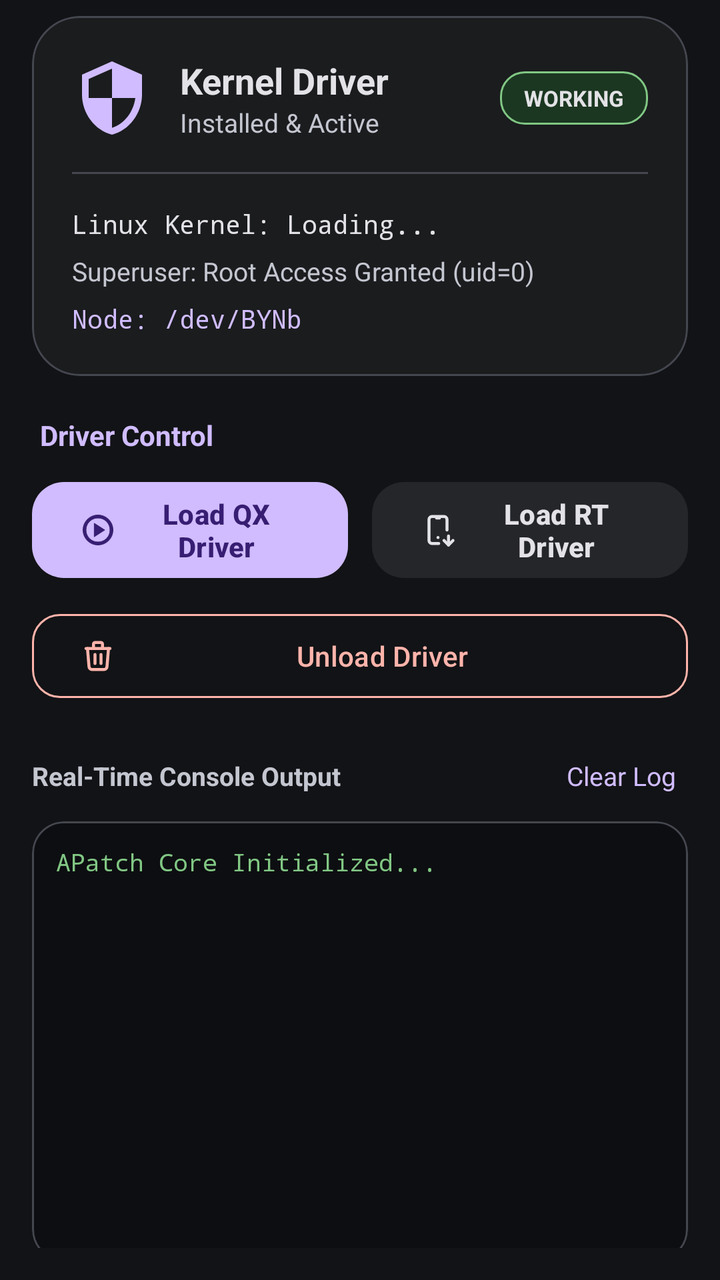
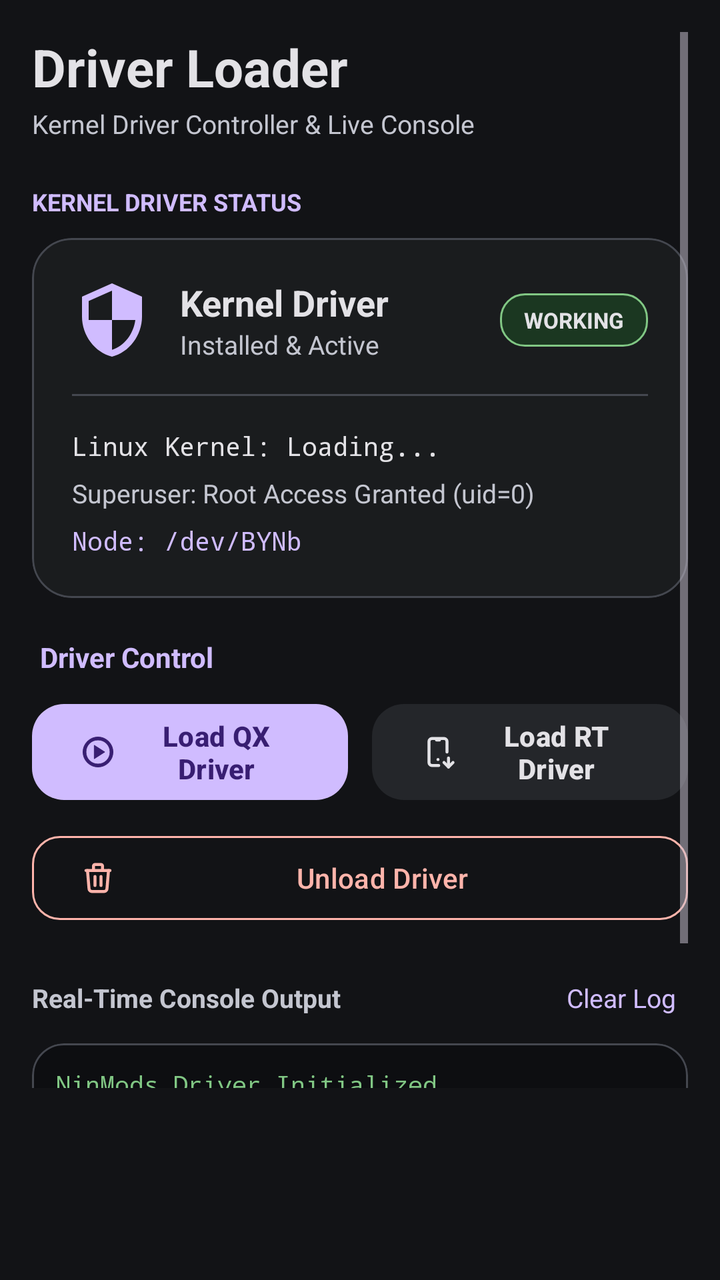

Two renders of the same Android screen: before a commit and after it. Below are the layout's source before the change and the commit's diff.
<!-- AndroidManifest.xml: application theme Theme.DriverLoader -->
<!-- res/layout/fragment_home.xml -->
<?xml version="1.0" encoding="utf-8"?>
<ScrollView xmlns:android="http://schemas.android.com/apk/res/android"
    xmlns:app="http://schemas.android.com/apk/res-auto"
    android:layout_width="match_parent"
    android:layout_height="match_parent"
    android:background="@color/apatch_background"
    android:paddingHorizontal="16dp"
    android:paddingBottom="16dp">

    <LinearLayout
        android:layout_width="match_parent"
        android:layout_height="wrap_content"
        android:orientation="vertical">

        
        <com.google.android.material.card.MaterialCardView
            android:layout_width="match_parent"
            android:layout_height="wrap_content"
            android:layout_marginTop="8dp"
            app:cardCornerRadius="24dp"
            app:cardBackgroundColor="@color/apatch_surface"
            app:strokeColor="@color/apatch_outline"
            app:strokeWidth="1dp">

            <LinearLayout
                android:layout_width="match_parent"
                android:layout_height="wrap_content"
                android:orientation="vertical"
                android:padding="20dp">

                <LinearLayout
                    android:layout_width="match_parent"
                    android:layout_height="wrap_content"
                    android:orientation="horizontal"
                    android:gravity="center_vertical">

                    <ImageView
                        android:layout_width="40dp"
                        android:layout_height="40dp"
                        android:src="@drawable/ic_nav_home"
                        app:tint="@color/apatch_primary" />

                    <LinearLayout
                        android:layout_width="0dp"
                        android:layout_height="wrap_content"
                        android:layout_marginStart="14dp"
                        android:layout_weight="1"
                        android:orientation="vertical">

                        <TextView
                            android:layout_width="wrap_content"
                            android:layout_height="wrap_content"
                            android:text="Kernel Driver"
                            android:textColor="@color/apatch_text_primary"
                            android:textSize="18sp"
                            android:textStyle="bold" />

                        <TextView
                            android:id="@+id/tvStatusSubtitle"
                            android:layout_width="wrap_content"
                            android:layout_height="wrap_content"
                            android:text="Installed &amp; Active"
                            android:textColor="@color/apatch_text_secondary"
                            android:textSize="13sp" />
                    </LinearLayout>

                    <TextView
                        android:id="@+id/tvHeroBadge"
                        android:layout_width="wrap_content"
                        android:layout_height="wrap_content"
                        android:text="@string/status_active"
                        android:textStyle="bold"
                        android:textSize="11sp"
                        android:textColor="@color/apatch_text_primary"
                        android:paddingHorizontal="12dp"
                        android:paddingVertical="6dp"
                        android:background="@drawable/badge_bg" />
                </LinearLayout>

                <View
                    android:layout_width="match_parent"
                    android:layout_height="1dp"
                    android:layout_marginVertical="16dp"
                    android:background="@color/apatch_outline" />

                
                <TextView
                    android:id="@+id/tvKernelDetail"
                    android:layout_width="wrap_content"
                    android:layout_height="wrap_content"
                    android:text="Linux Kernel: Loading..."
                    android:textColor="@color/apatch_text_primary"
                    android:textSize="13sp"
                    android:fontFamily="monospace" />

                <TextView
                    android:id="@+id/tvSuperuserDetail"
                    android:layout_width="wrap_content"
                    android:layout_height="wrap_content"
                    android:layout_marginTop="6dp"
                    android:text="Superuser: Root Access Granted (uid=0)"
                    android:textColor="@color/apatch_text_secondary"
                    android:textSize="13sp" />

                <TextView
                    android:id="@+id/tvNodesDetail"
                    android:layout_width="wrap_content"
                    android:layout_height="wrap_content"
                    android:layout_marginTop="6dp"
                    android:text="Node: /dev/BYNb"
                    android:textColor="@color/apatch_primary"
                    android:textSize="13sp"
                    android:fontFamily="monospace" />

            </LinearLayout>
        </com.google.android.material.card.MaterialCardView>

        
        <TextView
            android:layout_width="wrap_content"
            android:layout_height="wrap_content"
            android:layout_marginTop="20dp"
            android:layout_marginStart="4dp"
            android:text="@string/driver_actions_title"
            android:textColor="@color/apatch_primary"
            android:textSize="14sp"
            android:textStyle="bold" />

        <LinearLayout
            android:layout_width="match_parent"
            android:layout_height="wrap_content"
            android:layout_marginTop="10dp"
            android:orientation="horizontal">

            <com.google.android.material.button.MaterialButton
                android:id="@+id/btnQuickLoadQx"
                android:layout_width="0dp"
                android:layout_height="56dp"
                android:layout_weight="1"
                android:text="@string/btn_load_qx"
                android:textColor="@color/apatch_on_primary"
                android:textStyle="bold"
                app:icon="@drawable/play_circle"
                app:iconTint="@color/apatch_on_primary"
                app:backgroundTint="@color/apatch_primary"
                app:cornerRadius="16dp" />

            <Space
                android:layout_width="12dp"
                android:layout_height="wrap_content" />

            <com.google.android.material.button.MaterialButton
                android:id="@+id/btnQuickLoadRt"
                android:layout_width="0dp"
                android:layout_height="56dp"
                android:layout_weight="1"
                android:text="@string/btn_load_rt"
                android:textColor="@color/apatch_text_primary"
                android:textStyle="bold"
                app:icon="@drawable/device_mobile_down"
                app:iconTint="@color/apatch_text_primary"
                app:backgroundTint="@color/apatch_surface_variant"
                app:cornerRadius="16dp" />
        </LinearLayout>

        <com.google.android.material.button.MaterialButton
            android:id="@+id/btnQuickUnload"
            style="@style/Widget.Material3.Button.OutlinedButton"
            android:layout_width="match_parent"
            android:layout_height="50dp"
            android:layout_marginTop="10dp"
            android:text="@string/btn_unload"
            android:textColor="@color/apatch_error"
            app:strokeColor="@color/apatch_error"
            app:icon="@drawable/trash"
            app:iconTint="@color/apatch_error"
            app:cornerRadius="14dp" />

        
        <LinearLayout
            android:layout_width="match_parent"
            android:layout_height="wrap_content"
            android:layout_marginTop="20dp"
            android:gravity="center_vertical"
            android:orientation="horizontal">

            <TextView
                android:layout_width="0dp"
                android:layout_height="wrap_content"
                android:layout_weight="1"
                android:text="@string/console_output_title"
                android:textColor="@color/apatch_text_secondary"
                android:textSize="13sp"
                android:textStyle="bold" />

            <TextView
                android:id="@+id/btnHomeClearLog"
                android:layout_width="wrap_content"
                android:layout_height="wrap_content"
                android:text="@string/btn_clear_log"
                android:textColor="@color/apatch_primary"
                android:textSize="13sp"
                android:padding="6dp" />
        </LinearLayout>

        <com.google.android.material.card.MaterialCardView
            android:layout_width="match_parent"
            android:layout_height="220dp"
            android:layout_marginTop="8dp"
            app:cardCornerRadius="16dp"
            app:cardBackgroundColor="@color/apatch_terminal_bg"
            app:strokeColor="@color/apatch_outline"
            app:strokeWidth="1dp">

            <ScrollView
                android:id="@+id/scrollHomeLog"
                android:layout_width="match_parent"
                android:layout_height="match_parent"
                android:padding="12dp">

                <TextView
                    android:id="@+id/tvHomeConsoleLog"
                    android:layout_width="match_parent"
                    android:layout_height="wrap_content"
                    android:fontFamily="monospace"
                    android:textColor="@color/apatch_success"
                    android:textSize="12sp"
                    android:lineSpacingExtra="2dp"
                    android:text="APatch Core Initialized...\n" />
            </ScrollView>
        </com.google.android.material.card.MaterialCardView>

    </LinearLayout>
</ScrollView>
<!-- resources referenced by this layout -->
<resources>
  <color name="apatch_background">#121316</color>
  <color name="apatch_error">#FFB4AB</color>
  <color name="apatch_on_primary">#381E72</color>
  <color name="apatch_outline">#44474F</color>
  <color name="apatch_primary">#D0BCFF</color>
  <color name="apatch_success">#81C784</color>
  <color name="apatch_surface">#1A1C1E</color>
  <color name="apatch_surface_variant">#24262A</color>
  <color name="apatch_terminal_bg">#0D0E11</color>
  <color name="apatch_text_primary">#E3E2E6</color>
  <color name="apatch_text_secondary">#C4C6D0</color>
  <!-- drawable badge_bg (drawable) -->
  <?xml version="1.0" encoding="utf-8"?>
  <shape xmlns:android="http://schemas.android.com/apk/res/android"
      android:shape="rectangle">
      <corners android:radius="12dp" />
      <solid android:color="@color/apatch_success_container" />
      <stroke
          android:width="1dp"
          android:color="@color/apatch_success" />
  </shape>
  <!-- drawable ic_nav_home (drawable) -->
  <vector xmlns:android="http://schemas.android.com/apk/res/android"
      android:width="24dp"
      android:height="24dp"
      android:viewportWidth="24"
      android:viewportHeight="24">
      <path
          android:fillColor="#FFFFFFFF"
          android:pathData="M12,1L3,5v6c0,5.55 3.84,10.74 9,12c5.16,-1.26 9,-6.45 9,-12V5L12,1zM12,11.99h7c-0.53,4.12 -3.28,7.79 -7,8.94V12H5V6.3l7,-3.11v8.8z"/>
  </vector>
  <!-- drawable play_circle (drawable) -->
  <vector xmlns:android="http://schemas.android.com/apk/res/android"
      android:width="24dp"
      android:height="24dp"
      android:viewportWidth="960"
      android:viewportHeight="960">
    <path
        android:pathData="m380,660 l280,-180 -280,-180v360ZM480,880q-83,0 -156,-31.5T197,763q-54,-54 -85.5,-127T80,480q0,-83 31.5,-156T197,197q54,-54 127,-85.5T480,80q83,0 156,31.5T763,197q54,54 85.5,127T880,480q0,83 -31.5,156T763,763q-54,54 -127,85.5T480,880ZM480,800q134,0 227,-93t93,-227q0,-134 -93,-227t-227,-93q-134,0 -227,93t-93,227q0,134 93,227t227,93ZM480,480Z"
        android:fillColor="#1f1f1f"
        android:strokeColor="#ffffffff"/>
  </vector>
  <string name="btn_clear_log">Clear Log</string>
  <string name="btn_load_qx">Load QX Driver</string>
  <string name="btn_load_rt">Load RT Driver</string>
  <string name="btn_unload">Unload Driver</string>
  <string name="console_output_title">Real-Time Console Output</string>
  <string name="driver_actions_title">Driver Control</string>
  <string name="status_active">WORKING</string>
  <style name="Theme.DriverLoader" parent="Theme.Material3.Dark.NoActionBar">
          <item name="android:statusBarColor">@color/apatch_background</item>
          <item name="android:navigationBarColor">@color/apatch_surface</item>
          <item name="android:windowBackground">@color/apatch_background</item>
          <item name="colorPrimary">@color/apatch_primary</item>
          <item name="colorSecondary">@color/apatch_secondary</item>
          <item name="colorSurface">@color/apatch_surface</item>
          <item name="colorOutline">@color/apatch_outline</item>
      </style>
  <color name="apatch_success_container">#1B3721</color>
  <color name="apatch_secondary">#CCC2DC</color>
  <!-- unchanged entries left out for length: 2 -->
</resources>

<!-- the commit's change to res/layout/fragment_home.xml (unified diff, before → after) -->
@@ -5,7 +5,8 @@
     android:layout_height="match_parent"
     android:background="@color/apatch_background"
     android:paddingHorizontal="16dp"
-    android:paddingBottom="16dp">
+    android:paddingTop="16dp"
+    android:paddingBottom="96dp">
 
     <LinearLayout
         android:layout_width="match_parent"
@@ -13,11 +14,38 @@
         android:orientation="vertical">
 
         
+        <TextView
+            android:layout_width="wrap_content"
+            android:layout_height="wrap_content"
+            android:text="Driver Loader"
+            android:textColor="@color/apatch_text_primary"
+            android:textSize="26sp"
+            android:textStyle="bold" />
+
+        <TextView
+            android:layout_width="wrap_content"
+            android:layout_height="wrap_content"
+            android:layout_marginTop="2dp"
+            android:text="Kernel Driver Controller &amp; Live Console"
+            android:textColor="@color/apatch_text_secondary"
+            android:textSize="13sp" />
+
+        
+        <TextView
+            android:layout_width="wrap_content"
+            android:layout_height="wrap_content"
+            android:layout_marginTop="22dp"
+            android:text="KERNEL DRIVER STATUS"
+            android:textColor="@color/apatch_primary"
+            android:textSize="12sp"
+            android:textStyle="bold" />
+
+        
         <com.google.android.material.card.MaterialCardView
             android:layout_width="match_parent"
             android:layout_height="wrap_content"
-            android:layout_marginTop="8dp"
-            app:cardCornerRadius="24dp"
+            android:layout_marginTop="10dp"
+            app:cardCornerRadius="20dp"
             app:cardBackgroundColor="@color/apatch_surface"
             app:strokeColor="@color/apatch_outline"
             app:strokeWidth="1dp">
@@ -226,7 +254,7 @@
                     android:textColor="@color/apatch_success"
                     android:textSize="12sp"
                     android:lineSpacingExtra="2dp"
-                    android:text="APatch Core Initialized...\n" />
+                    android:text="NinMods Driver Initialized...\n" />
             </ScrollView>
         </com.google.android.material.card.MaterialCardView>
 
